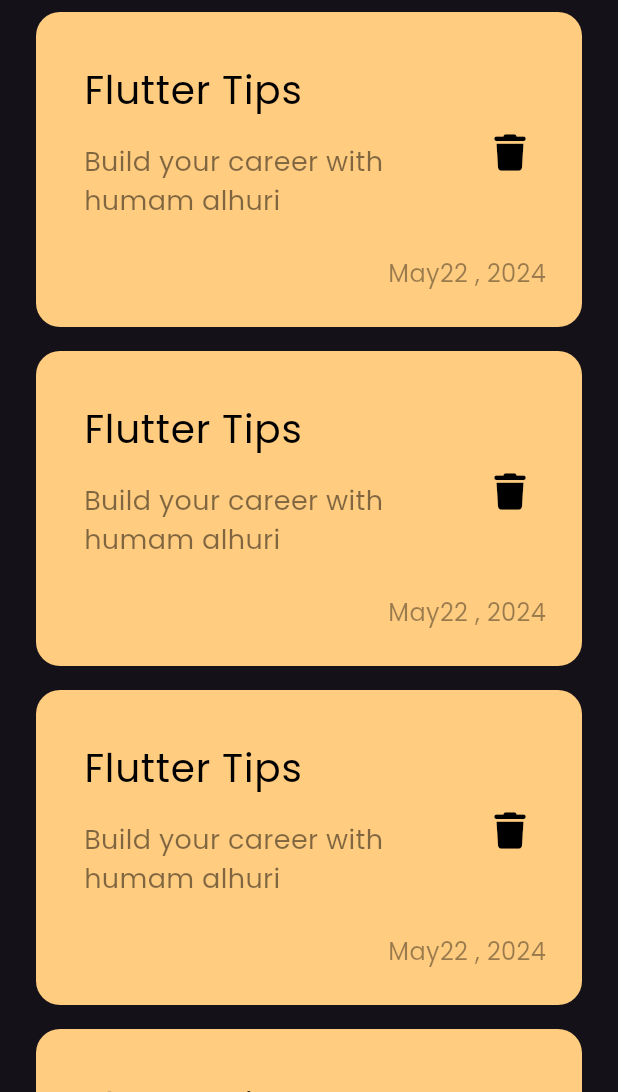
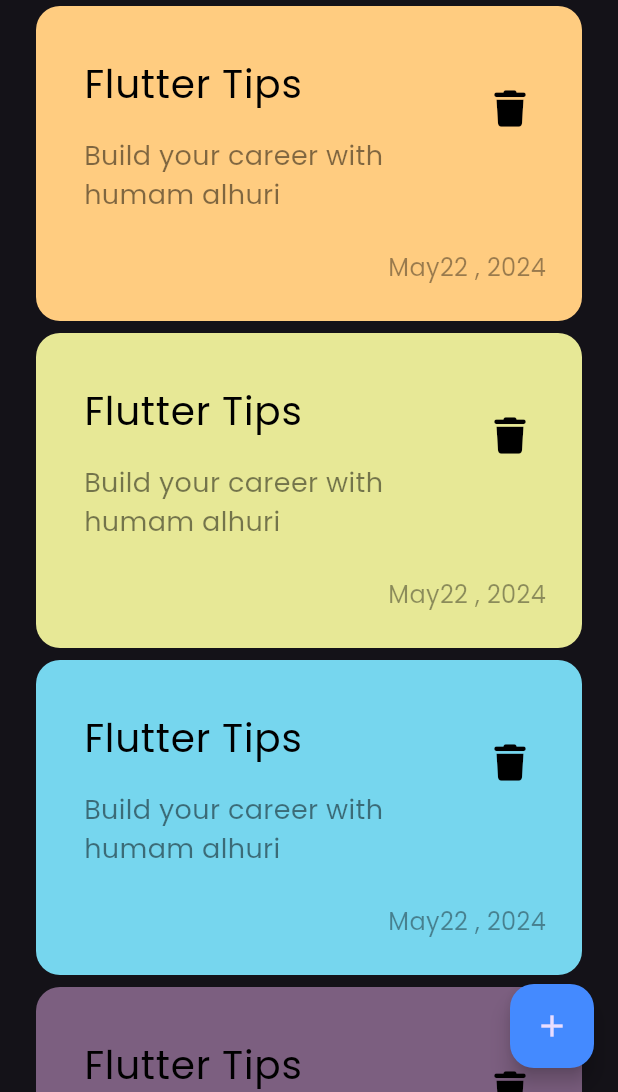
Before and after one commit to HumamHo44/notes_app, a Flutter app: the screen it shows after launch, on a phone screen of 412 x 824 dp, the part 144-1236 px from its top. Run offline on Flutter 3.47's test engine with Material 3 defaults, Android fonts, the phone set to English and light mode, and no system bars; our stand-ins replace font_awesome_flutter.

Commit message:
Add floating Action Button

```diff
--- a/lib/views/notes_view.dart
+++ b/lib/views/notes_view.dart
@@ -7,8 +7,13 @@ class NotesView extends StatelessWidget {
 
   @override
   Widget build(BuildContext context) {
-    return const Scaffold(
-      body: NotesViewBody(),
+    return Scaffold(
+      floatingActionButton: FloatingActionButton(
+        backgroundColor: Colors.blueAccent,
+        onPressed: () {},
+        child: const Icon(Icons.add),
+      ),
+      body: const NotesViewBody(),
     );
   }
 }
--- a/lib/views/widgets/custom_note_item.dart
+++ b/lib/views/widgets/custom_note_item.dart
@@ -2,14 +2,14 @@ import 'package:flutter/material.dart';
 import 'package:font_awesome_flutter/font_awesome_flutter.dart';
 
 class NoteItem extends StatelessWidget {
-  const NoteItem({super.key});
-
+  const NoteItem({super.key, required this.color});
+  final Color color;
   @override
   Widget build(BuildContext context) {
     return Container(
       padding: const EdgeInsets.only(top: 24, bottom: 24, left: 16),
       decoration: BoxDecoration(
-        color: const Color(0xffFFCC80),
+        color: color,
         borderRadius: BorderRadius.circular(16),
       ),
       child: Column(
@@ -36,12 +36,15 @@ class NoteItem extends StatelessWidget {
                 ),
               ),
             ),
-            trailing: IconButton(
-              onPressed: () {},
-              icon: const Icon(
-                FontAwesomeIcons.trash,
-                color: Colors.black,
-                size: 24,
+            trailing: Transform.translate(
+              offset: const Offset(0, -25),
+              child: IconButton(
+                onPressed: () {},
+                icon: const Icon(
+                  FontAwesomeIcons.trash,
+                  color: Colors.black,
+                  size: 24,
+                ),
               ),
             ),
           ),
--- a/lib/views/widgets/notes_list_view.dart
+++ b/lib/views/widgets/notes_list_view.dart
@@ -4,14 +4,21 @@ import 'custom_note_item.dart';
 
 class NoteListView extends StatelessWidget {
   const NoteListView({super.key});
-
+  final dataColor = const [
+    Color(0xffFFCC80),
+    Color(0xffE7E896),
+    Color(0xff76D6EE),
+    Color(0xff7C5F80),
+  ];
   @override
   Widget build(BuildContext context) {
     return ListView.builder(
       itemBuilder: (context, index) {
-        return const Padding(
-          padding: EdgeInsets.symmetric(vertical: 8),
-          child: NoteItem(),
+        return Padding(
+          padding: const EdgeInsets.symmetric(vertical: 4),
+          child: NoteItem(
+            color: dataColor[index % dataColor.length],
+          ),
         );
       },
     );
```
